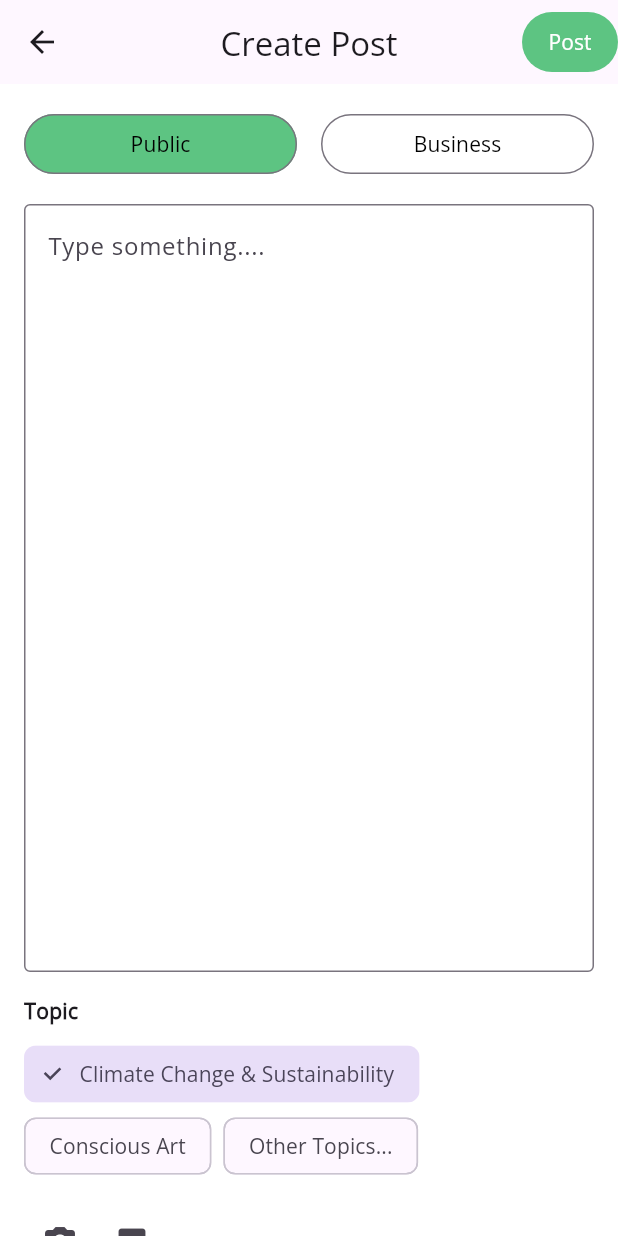
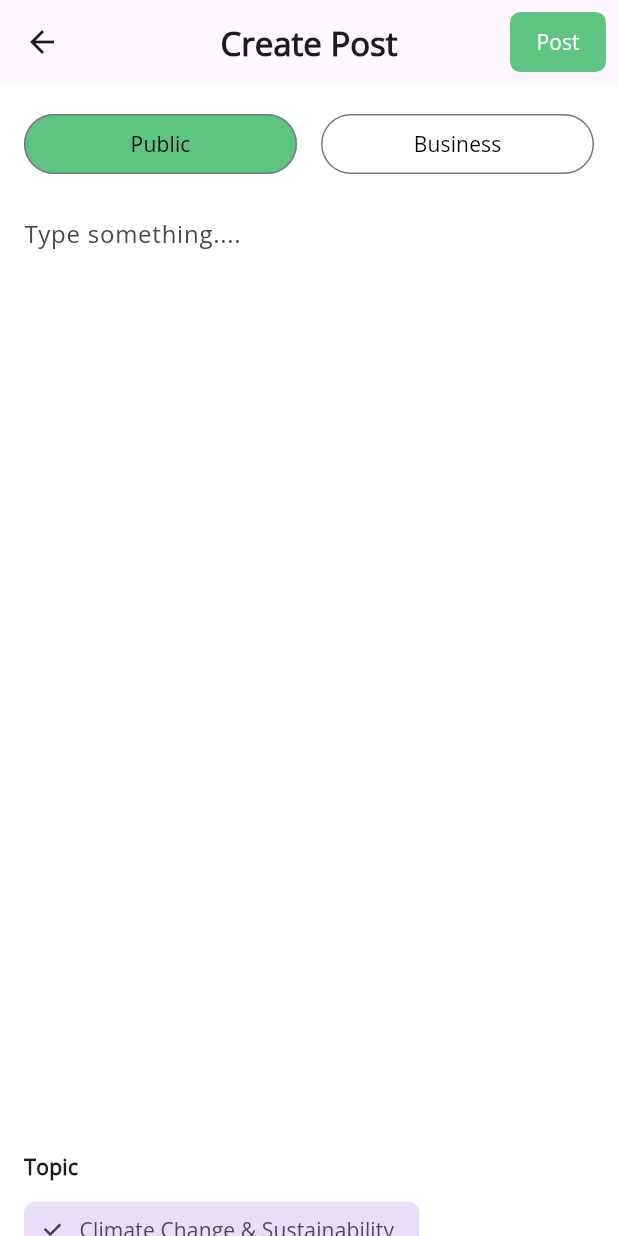
Before and after one commit to NM71/test_for_job, a Flutter app: the screen it shows after launch, item 3 of the bottom bar chosen, on a phone screen of 412 x 824 dp. Run offline on Flutter 3.47's test engine with Material 3 defaults, Android fonts, the phone set to English and light mode, and no system bars; our stand-ins replace image_picker.

```diff
--- a/lib/screens/create_post.dart
+++ b/lib/screens/create_post.dart
@@ -49,17 +49,30 @@ class _CreatePostScreenState extends State<CreatePostScreen> {
             icon: Icon(Icons.arrow_back),
             onPressed: () => Navigator.pop(context),
           ),
-          title: Text('Create Post'),
+          title: Text('Create Post', style: TextStyle(fontWeight: FontWeight.bold),),
           centerTitle: true,
           actions: [
-            TextButton(
-              style: ButtonStyle(
-                backgroundColor: WidgetStatePropertyAll(Color(0xff5dc482)),
+            Padding(
+              padding: EdgeInsets.only(right: 8.0), // Add right padding to maintain spacing between buttons
+              child: TextButton(
+                style: ButtonStyle(
+                  backgroundColor: WidgetStateProperty.all<Color>(Color(0xff5dc482)),
+                  shape: WidgetStateProperty.all<RoundedRectangleBorder>(
+                    RoundedRectangleBorder(
+                      borderRadius: BorderRadius.circular(7),
+                    ),
+                  ),
+                  padding: WidgetStateProperty.all<EdgeInsets>(EdgeInsets.symmetric(horizontal: 12, vertical: 8)), // Adding padding inside the button
+                ),
+                onPressed: _createPost,
+                child: Text(
+                  'Post',
+                  style: TextStyle(color: Colors.white),
+                ),
               ),
-              onPressed: _createPost,
-              child: Text('Post', style: TextStyle(color: Colors.white)),
             ),
           ],
+
         ),
         body: SingleChildScrollView(
           padding: EdgeInsets.all(16),
@@ -91,10 +104,10 @@ class _CreatePostScreenState extends State<CreatePostScreen> {
               ),
               SizedBox(height: 16),
               TextField(
-                maxLines: 20,
+                maxLines: 25,
                 decoration: InputDecoration(
                   hintText: 'Type something....',
-                  border: OutlineInputBorder(),
+                  border: InputBorder.none,
                 ),
                 onChanged: (value) => setState(() => postContent = value),
               ),
@@ -104,11 +117,13 @@ class _CreatePostScreenState extends State<CreatePostScreen> {
               Wrap(
                 spacing: 8,
                 children: topics.map((topic) => ChoiceChip(
+                  backgroundColor: Color(0xffffffff),
                   label: Text(topic),
                   selected: selectedTopic == topic,
                   onSelected: (selected) {
                     if (selected) {
-                      setState(() => selectedTopic = topic);
+                      setState(() => selectedTopic = topic
+                      );
                     }
                   },
                 )).toList(),
```
Also changed, not shown: assets/logo_new.png (deleted).
